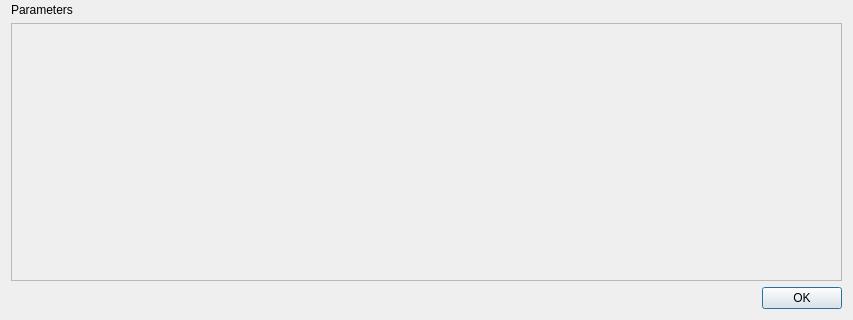
First picture: the form in groot_gui/forms/designer/frm_run_algorithm_designer.ui, repository JMcInerneyLab/groot, before the edit; both pictures show x 0 to 853 and y 353 to 673 of the 853 by 673 pixel window.
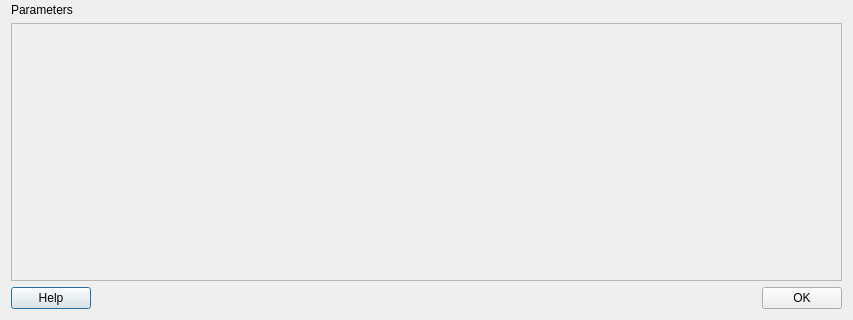
Second picture: the form after the edit. Icons and pictures are not drawn.

Commit message: updated readme, gui provides help

```diff
--- a/groot_gui/forms/designer/frm_run_algorithm_designer.ui
+++ b/groot_gui/forms/designer/frm_run_algorithm_designer.ui
@@ -95,6 +95,17 @@
    </item>
    <item>
     <layout class="QHBoxLayout" name="horizontalLayout">
+     <item>
+      <widget class="QPushButton" name="BTN_HELP">
+       <property name="text">
+        <string>Help</string>
+       </property>
+       <property name="icon">
+        <iconset resource="../resources/resources.qrc">
+         <normaloff>:/groot/help.svg</normaloff>:/groot/help.svg</iconset>
+       </property>
+      </widget>
+     </item>
      <item>
       <spacer name="horizontalSpacer">
        <property name="orientation">
```
Left out of the diff: 4 changed lines with no effect on the pictures. The commit also changes 73 other files.
